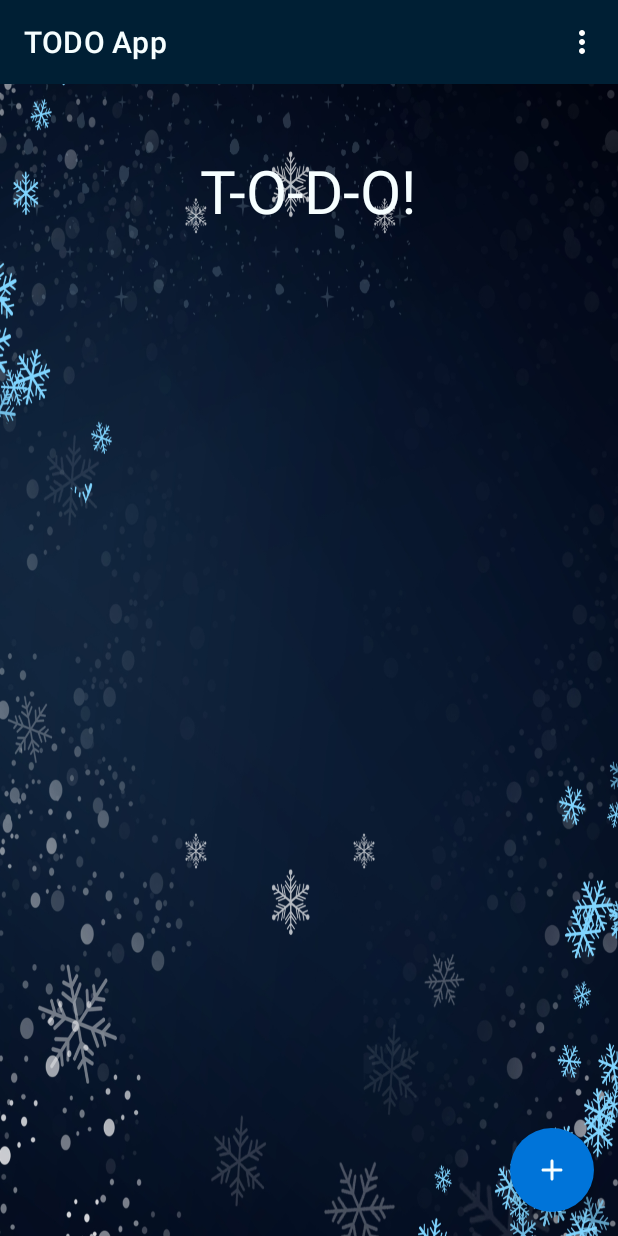
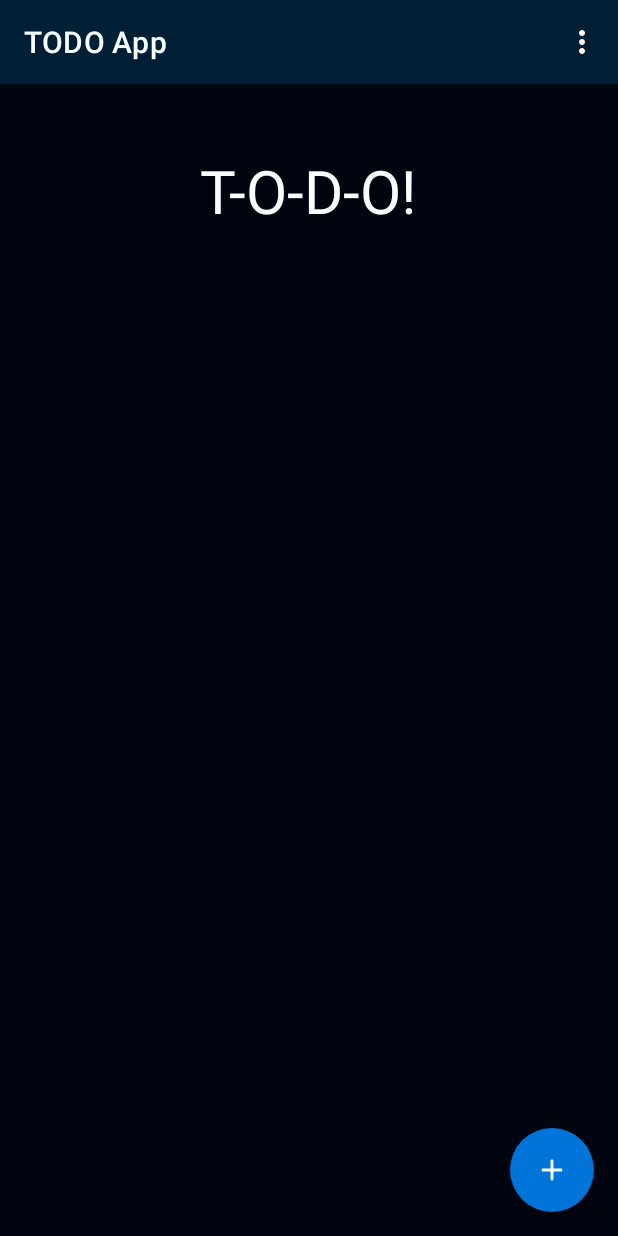
Before and after one commit to Younes-ch/todo-mobile-app, an Android app: the HomeActivity screen opened directly, with no data from a screen before it, on a phone screen of 412 x 824 dp. Run offline under Robolectric (Android 15) with nearby library versions, the phone set to English and light mode, and no system bars; libraries missing offline, so code that uses them is left out: it.xabaras.android; Roboto replaces fonts that are not available here.

Commit message:
Changed background color of the home page.

```diff
--- a/app/src/main/res/layout/activity_home.xml
+++ b/app/src/main/res/layout/activity_home.xml
@@ -4,7 +4,7 @@
     xmlns:tools="http://schemas.android.com/tools"
     android:layout_width="match_parent"
     android:layout_height="match_parent"
-    android:background="@drawable/home_background"
+    android:background="@color/status_bar_color"
     tools:context=".HomeActivity"
     >
 
```
